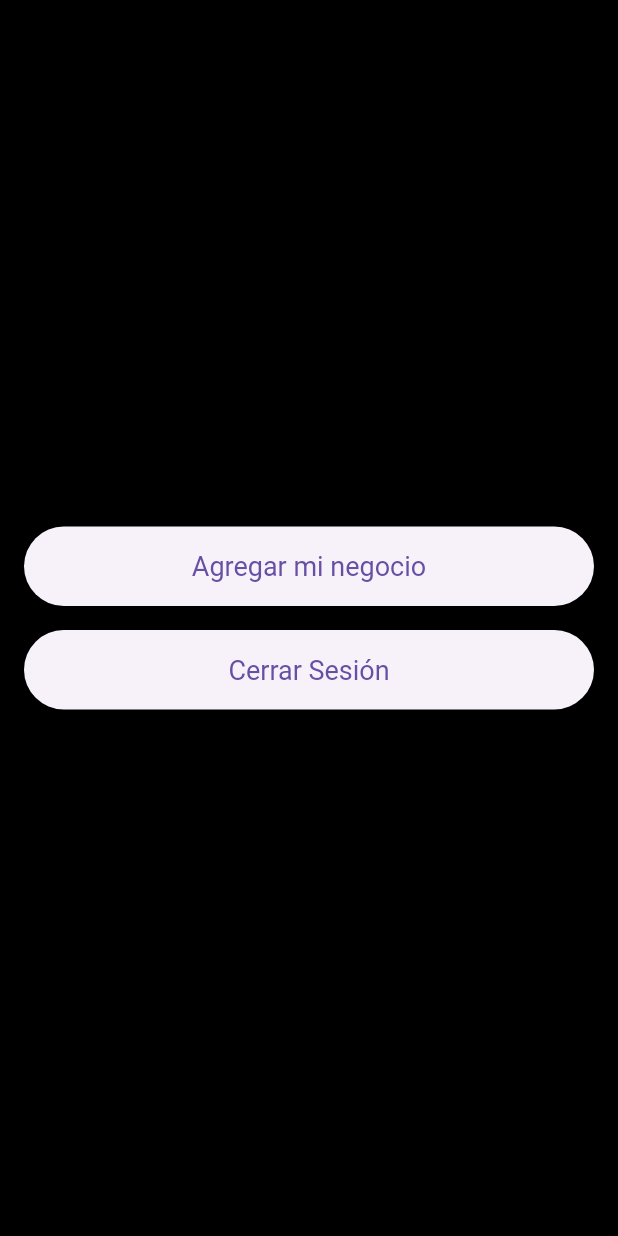
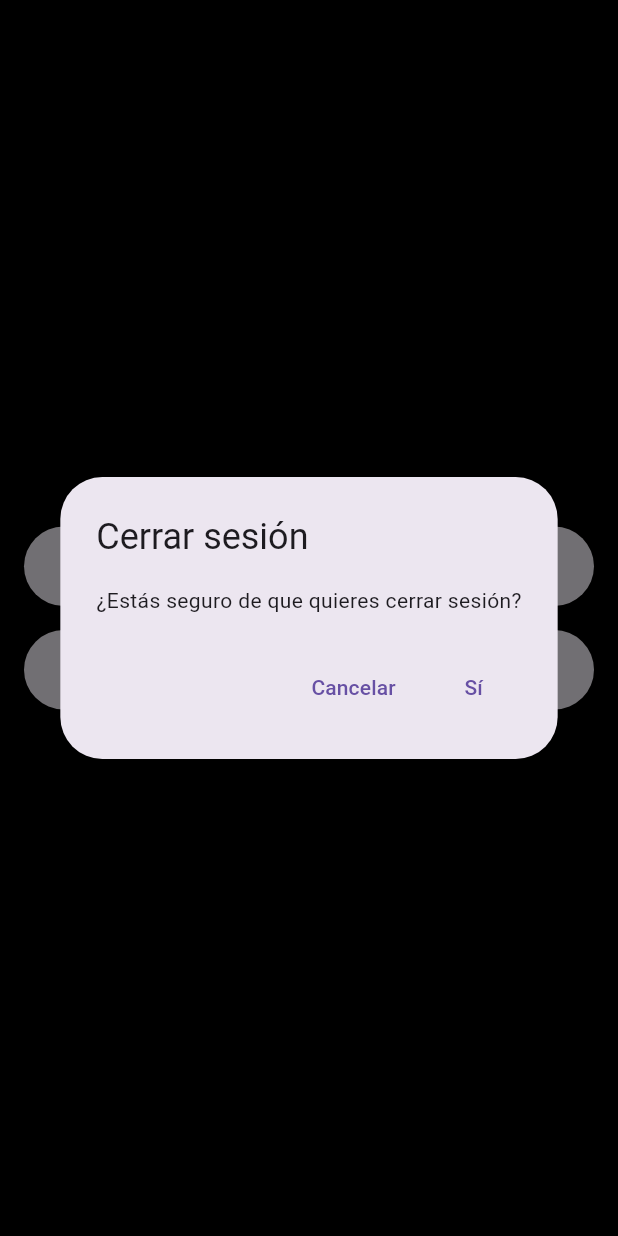
Before and after one commit to Israel192619/Proyecto_Final_FoodMaps, a Flutter app: the SettingsPage screen opened directly, after a tap on "Cerrar Sesión", on a phone screen of 412 x 824 dp. Run offline on Flutter 3.47's test engine with Material 3 defaults, Android fonts, the phone set to English and light mode, and no system bars; our stand-ins replace google_maps_flutter, shared_preferences; accounts and stored records are empty.

Commit message:
logica de botones y seguridad contra dobles pulsaciones implementada

```diff
--- /dev/null
+++ b/lib/screens/cliente/fragments/settings_page.dart
@@ -0,0 +1,109 @@
+import 'package:flutter/material.dart';
+import 'package:shared_preferences/shared_preferences.dart';
+
+class SettingsPage extends StatelessWidget {
+  const SettingsPage({super.key});
+
+  Future<bool> _checkAuth() async {
+    final prefs = await SharedPreferences.getInstance();
+    final token = prefs.getString('auth_token');
+    return token != null && token.isNotEmpty;
+  }
+
+  Future<void> _confirmLogout(BuildContext context) async {
+    final confirm = await showDialog<bool>(
+      context: context,
+      builder: (context) => AlertDialog(
+        title: const Text('Cerrar sesión'),
+        content: const Text('¿Estás seguro de que quieres cerrar sesión?'),
+        actions: [
+          TextButton(
+            onPressed: () => Navigator.of(context).pop(false),
+            child: const Text('Cancelar'),
+          ),
+          TextButton(
+            onPressed: () => Navigator.of(context).pop(true),
+            child: const Text('Sí'),
+          ),
+        ],
+      ),
+    );
+
+    if (confirm == true) {
+      final prefs = await SharedPreferences.getInstance();
+      await prefs.remove('auth_token');
+
+      ScaffoldMessenger.of(context).showSnackBar(
+        const SnackBar(content: Text('Sesión cerrada correctamente')),
+      );
+
+      Navigator.pushNamedAndRemoveUntil(context, '/login', (route) => false);
+    }
+  }
+
+  @override
+  Widget build(BuildContext context) {
+    return FutureBuilder<bool>(
+      future: _checkAuth(),
+      builder: (context, snapshot) {
+        if (snapshot.connectionState == ConnectionState.waiting) {
+          // Mientras se carga el estado de autenticación
+          return const Scaffold(
+            backgroundColor: Colors.black,
+            body: Center(child: CircularProgressIndicator()),
+          );
+        }
+
+        if (snapshot.hasData && snapshot.data == true) {
+          // Token presente → mostrar pantalla normalmente
+          return Scaffold(
+            backgroundColor: Colors.black,
+            body: Padding(
+              padding: const EdgeInsets.all(16.0),
+              child: Column(
+                mainAxisAlignment: MainAxisAlignment.center,
+                crossAxisAlignment: CrossAxisAlignment.center,
+                children: [
+                  SizedBox(
+                    width: double.infinity,
+                    child: ElevatedButton(
+                      onPressed: () {
+                        // Acción para agregar negocio
+                      },
+                      style: ElevatedButton.styleFrom(
+                        padding: const EdgeInsets.symmetric(vertical: 16),
+                        textStyle: const TextStyle(fontSize: 18),
+                      ),
+                      child: const Text("Agregar mi negocio"),
+                    ),
+                  ),
+                  const SizedBox(height: 16),
+                  SizedBox(
+                    width: double.infinity,
+                    child: ElevatedButton(
+                      onPressed: () => _confirmLogout(context),
+                      style: ElevatedButton.styleFrom(
+                        padding: const EdgeInsets.symmetric(vertical: 16),
+                        textStyle: const TextStyle(fontSize: 18),
+                      ),
+                      child: const Text("Cerrar Sesión"),
+                    ),
+                  ),
+                ],
+              ),
+            ),
+          );
+        } else {
+          // No hay token → redirigir al login
+          Future.microtask(() {
+            Navigator.pushNamedAndRemoveUntil(context, '/login', (route) => false);
+          });
+          return const Scaffold(
+            backgroundColor: Colors.black,
+            body: Center(child: CircularProgressIndicator()),
+          );
+        }
+      },
+    );
+  }
+}
--- a/lib/screens/fragments/settings_page.dart
+++ /dev/null
@@ -1,48 +0,0 @@
-import 'package:flutter/material.dart';
-
-class SettingsPage extends StatelessWidget {
-  const SettingsPage({super.key});
-
-  @override
-  Widget build(BuildContext context) {
-    return Scaffold(
-      backgroundColor: Colors.black, // Fondo negro
-      body: Padding(
-        padding: const EdgeInsets.all(16.0), // Padding de 16dp
-        child: Column(
-          mainAxisAlignment: MainAxisAlignment.center, // Centrado vertical
-          crossAxisAlignment: CrossAxisAlignment.center,
-          children: [
-            SizedBox(
-              width: double.infinity, // Match parent
-              child: ElevatedButton(
-                onPressed: () {
-                  // Acción para agregar negocio
-                },
-                style: ElevatedButton.styleFrom(
-                  padding: const EdgeInsets.symmetric(vertical: 16),
-                  textStyle: const TextStyle(fontSize: 18),
-                ),
-                child: const Text("Agregar mi negocio"),
-              ),
-            ),
-            const SizedBox(height: 16), // Margen entre botones
-            SizedBox(
-              width: double.infinity, // Match parent
-              child: ElevatedButton(
-                onPressed: () {
-                  // Acción para cerrar sesión
-                },
-                style: ElevatedButton.styleFrom(
-                  padding: const EdgeInsets.symmetric(vertical: 16),
-                  textStyle: const TextStyle(fontSize: 18),
-                ),
-                child: const Text("Cerrar Sesión"),
-              ),
-            ),
-          ],
-        ),
-      ),
-    );
-  }
-}
--- a/pubspec.yaml
+++ b/pubspec.yaml
@@ -31,6 +31,7 @@ dependencies:
   flutter:
     sdk: flutter
   http: ^0.13.6
+  shared_preferences: ^2.2.2
   google_maps_flutter: ^2.6.0
   flutter_localizations:
     sdk: flutter
```
Also changed, not shown: lib/config/safe_button.dart (added, +50 -0 lines), lib/login_screen.dart (renamed from lib/screens/login_screen.dart, +18 -8 lines), lib/main.dart (+6 -6 lines), lib/register_screen.dart (renamed from lib/screens/register_screen.dart), lib/screens/cliente/fragments/maps_page.dart (renamed from lib/screens/fragments/maps_page.dart), lib/screens/cliente/maps_cli_activity.dart (renamed from lib/screens/maps_cli_activity.dart), pubspec.lock, 3 other files.
